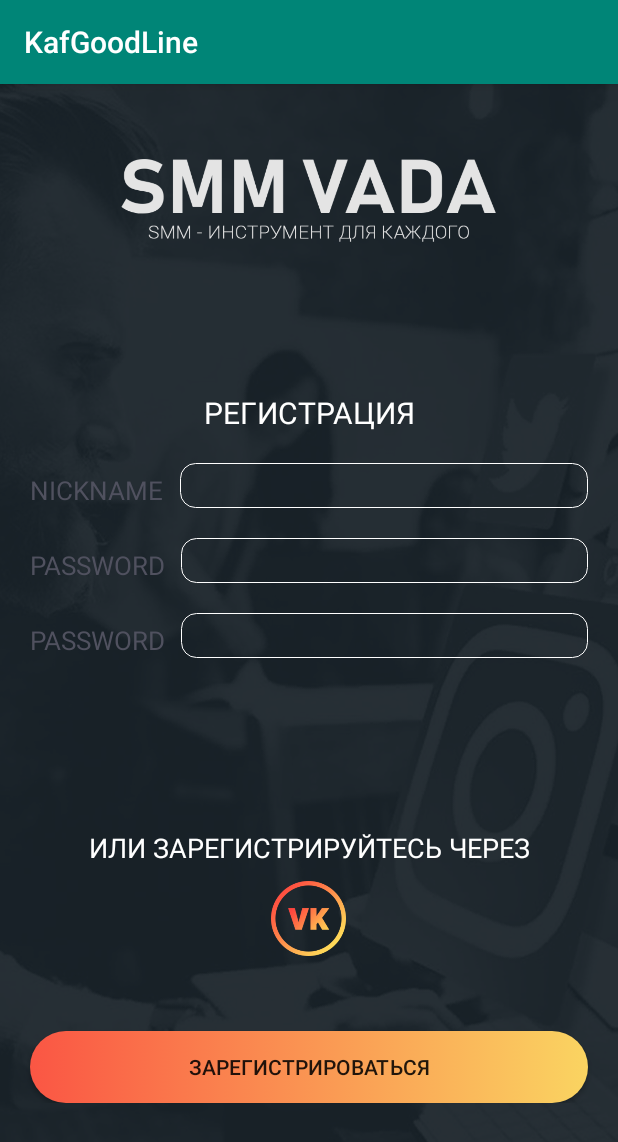
After one commit to HotsHom/repSMM_VADA, an Android app: the RegisterActivity screen opened directly, with no data from a screen before it, on a phone screen of 412 x 824 dp. The commit adds this screen. Shown: the top 1142 px of the screen. Run offline under Robolectric (Android 15) with nearby library versions, the phone set to English and light mode, and no system bars.

Commit message:
Layout Register Screen

```diff
--- a/app/build.gradle
+++ b/app/build.gradle
@@ -25,7 +25,7 @@
 
 dependencies {
     implementation fileTree(dir: 'libs', include: ['*.jar'])
-    implementation"org.jetbrains.kotlin:kotlin-stdlib-jdk7:$kotlin_version"
+    implementation "org.jetbrains.kotlin:kotlin-stdlib-jdk7:$kotlin_version"
     implementation 'androidx.appcompat:appcompat:1.0.2'
     implementation 'androidx.core:core-ktx:1.0.2'
     implementation 'androidx.constraintlayout:constraintlayout:1.1.3'
--- a/app/src/main/AndroidManifest.xml
+++ b/app/src/main/AndroidManifest.xml
@@ -1,6 +1,6 @@
 <?xml version="1.0" encoding="utf-8"?>
 <manifest xmlns:android="http://schemas.android.com/apk/res/android"
-    package="com.example.kafgoodline" >
+    package="com.example.kafgoodline">
 
     <application
         android:allowBackup="true"
@@ -8,8 +8,9 @@
         android:label="@string/app_name"
         android:roundIcon="@mipmap/ic_launcher_round"
         android:supportsRtl="true"
-        android:theme="@style/AppTheme" >
-        <activity android:name=".MainActivity" >
+        android:theme="@style/AppTheme">
+        <activity android:name=".RegisterActivity"></activity>
+        <activity android:name=".MainActivity">
             <intent-filter>
                 <action android:name="android.intent.action.MAIN" />
 
--- /dev/null
+++ b/app/src/main/java/com/example/kafgoodline/RegisterActivity.kt
@@ -0,0 +1,12 @@
+package com.example.kafgoodline
+
+import androidx.appcompat.app.AppCompatActivity
+import android.os.Bundle
+
+class RegisterActivity : AppCompatActivity() {
+
+    override fun onCreate(savedInstanceState: Bundle?) {
+        super.onCreate(savedInstanceState)
+        setContentView(R.layout.activity_register)
+    }
+}
--- /dev/null
+++ b/app/src/main/res/layout/activity_register.xml
@@ -0,0 +1,151 @@
+<?xml version="1.0" encoding="utf-8"?>
+<ScrollView xmlns:android="http://schemas.android.com/apk/res/android"
+    xmlns:app="http://schemas.android.com/apk/res-auto"
+    xmlns:tools="http://schemas.android.com/tools"
+    android:layout_width="match_parent"
+    android:layout_height="match_parent"
+    tools:context=".RegisterActivity"
+    android:background="@drawable/image_background">
+
+    <LinearLayout
+        android:layout_width="match_parent"
+        android:layout_height="match_parent"
+        android:orientation="vertical">
+
+        <ImageView
+            android:layout_width="250dp"
+            android:layout_height="55dp"
+            android:background="@drawable/logo"
+            android:layout_gravity="center_horizontal"
+            android:layout_marginTop="50dp"/>
+        <TextView
+            android:layout_width="match_parent"
+            android:layout_height="wrap_content"
+            android:text="РЕГИСТРАЦИЯ"
+            android:textColor="#fff"
+            android:textSize="20dp"
+            android:layout_marginTop="100dp"
+            android:gravity="center_horizontal"/>
+
+        <LinearLayout
+            android:layout_width="match_parent"
+            android:layout_height="wrap_content"
+            android:orientation="horizontal"
+            android:layout_marginHorizontal="20dp"
+            android:layout_marginTop="20dp">
+
+            <TextView
+                android:layout_width="90dp"
+                android:layout_height="wrap_content"
+                android:textSize="17dp"
+                android:textColor="#50515F"
+                android:text="Nickname"
+                android:textAllCaps="true"
+                android:layout_marginRight="10dp"/>
+
+            <EditText
+                android:padding="5dp"
+                android:textColor="#fff"
+                android:id="@+id/nickname"
+                android:layout_width="match_parent"
+                android:layout_height="30dp"
+                android:background="@drawable/edit_style_white"
+                android:inputType="text" />
+
+        </LinearLayout>
+        <LinearLayout
+            android:layout_width="match_parent"
+            android:layout_height="wrap_content"
+            android:orientation="horizontal"
+            android:layout_marginHorizontal="20dp"
+            android:layout_marginTop="20dp">
+
+            <TextView
+                android:layout_width="wrap_content"
+                android:layout_height="wrap_content"
+                android:textSize="17dp"
+                android:textColor="#50515F"
+                android:text="PASSWORD"
+                android:textAllCaps="true"
+                android:layout_marginRight="10dp"/>
+
+            <EditText
+                android:id="@+id/pass1"
+                android:padding="5dp"
+                android:textColor="#fff"
+                android:layout_width="match_parent"
+                android:layout_height="30dp"
+                android:background="@drawable/edit_style_white"
+                android:breakStrategy="simple"
+                android:inputType="textPassword" />
+
+        </LinearLayout>
+        <LinearLayout
+            android:layout_width="match_parent"
+            android:layout_height="wrap_content"
+            android:orientation="horizontal"
+            android:layout_marginHorizontal="20dp"
+            android:layout_marginTop="20dp">
+
+            <TextView
+                android:layout_width="wrap_content"
+                android:layout_height="wrap_content"
+                android:textSize="17dp"
+                android:textColor="#50515F"
+                android:text="PASSWORD"
+                android:textAllCaps="true"
+                android:layout_marginRight="10dp"/>
+
+            <EditText
+                android:id="@+id/pass2"
+                android:padding="5dp"
+                android:textColor="#fff"
+                android:layout_width="match_parent"
+                android:layout_height="30dp"
+                android:background="@drawable/edit_style_white"
+                android:inputType="textPassword" />
+
+        </LinearLayout>
+
+        <TextView
+            android:layout_marginHorizontal="20dp"
+            android:id="@+id/textView1"
+            android:layout_width="match_parent"
+            android:layout_height="wrap_content"
+            android:text=""
+            android:textColor="#fff"
+            android:textSize="10dp"
+            android:layout_marginTop="20dp"
+            android:gravity="center_horizontal"/>
+
+        <TextView
+            android:layout_width="match_parent"
+            android:layout_height="wrap_content"
+            android:text="ИЛИ ЗАРЕГИСТРИРУЙТЕСЬ ЧЕРЕЗ"
+            android:textColor="#fff"
+            android:textSize="18dp"
+            android:layout_marginTop="80dp"
+            android:gravity="center_horizontal"/>
+
+        <Button
+            android:layout_width="50dp"
+            android:layout_height="50dp"
+            android:background="@drawable/vk_logo"
+            android:layout_gravity="center_horizontal"
+            android:layout_marginTop="10dp"
+            android:onClick="VKLogin"/>
+
+
+        <Button
+            android:layout_width="match_parent"
+            android:layout_height="wrap_content"
+            android:layout_gravity="bottom|end"
+            android:layout_marginHorizontal="20dp"
+            android:background="@drawable/butt_style_color"
+            android:text="ЗАРЕГИСТРИРОВАТЬСЯ"
+            android:layout_marginTop="50dp"
+            android:onClick="onMyButtonClick"/>
+
+    </LinearLayout>
+
+</ScrollView>
--- a/app/src/main/res/values/strings.xml
+++ b/app/src/main/res/values/strings.xml
@@ -6,4 +6,10 @@
     <string name="login">Login</string>
     <string name="vk_auth">VK AUTH</string>
     <string name="login_text">У вас ещё нет аккаунта?</string>
+    <string name="Register">РЕГИСТРАЦИЯ</string>
+    <string name="logo">Logo</string>
+    <string name="username">USERNAME</string>
+    <string name="password">PASSWORD</string>
+    <string name="RegisterInfo">ИЛИ ЗАРЕГИСТРИРУЙТЕСЬ ЧЕРЕЗ</string>
+    <string name="RegisterText">ЗАРЕГИСТРИРОВАТЬСЯ</string>
 </resources>
```
Also changed, not shown: app/src/main/res/drawable/image_background.png (added), app/src/main/res/drawable/logo.png (added).
